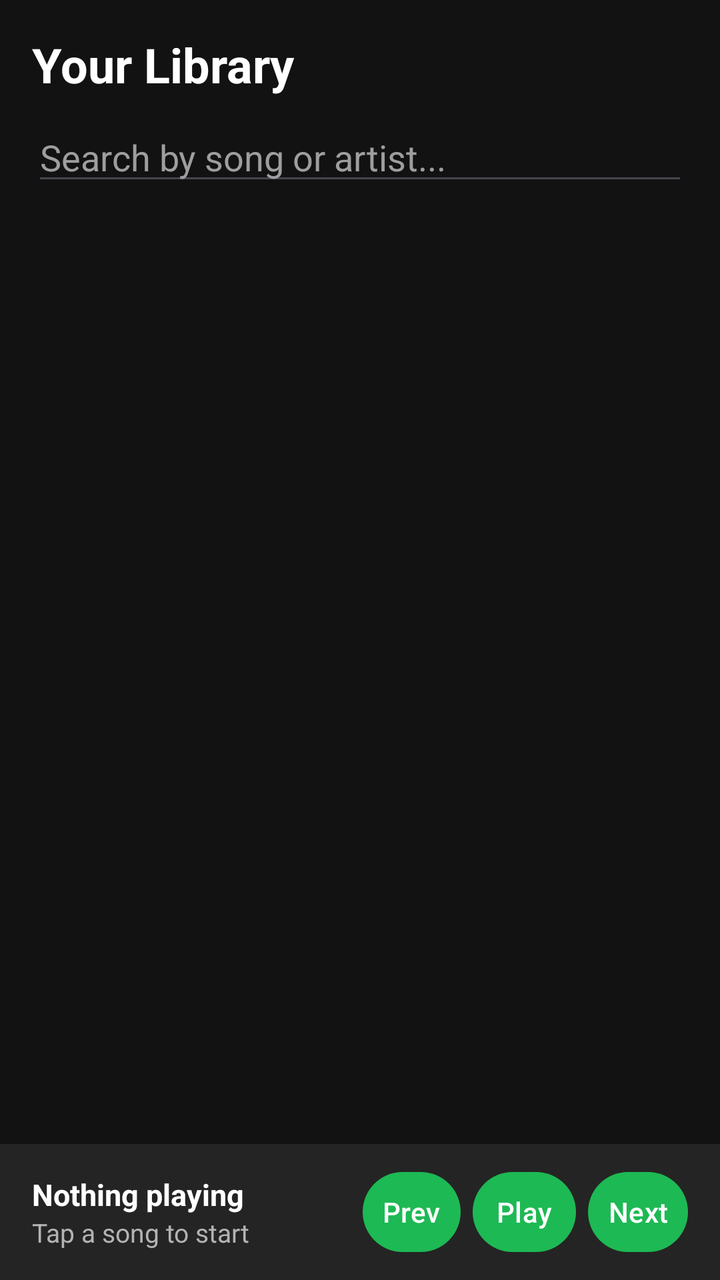
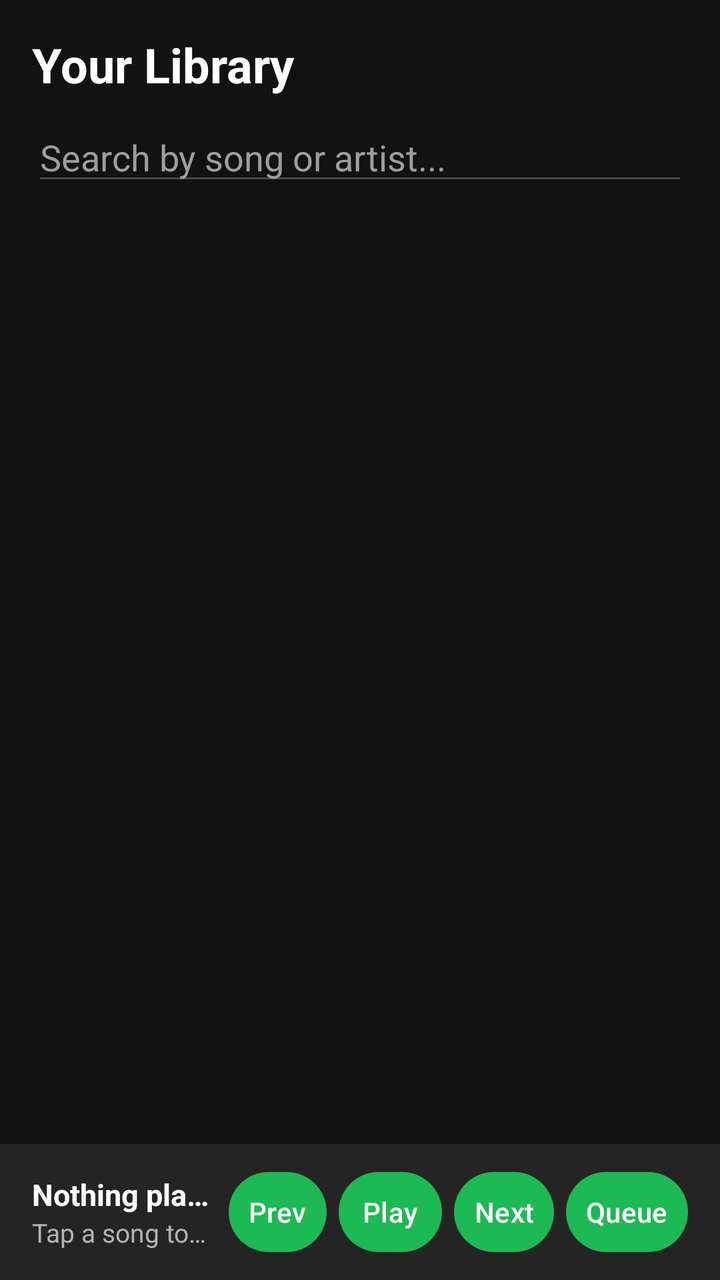

Compare the two renders of this Android layout. The source of the first and the diff that turns it into the second are given below.
<!-- AndroidManifest.xml: application theme Theme.Harmony -->
<!-- res/layout/activity_library.xml -->
<?xml version="1.0" encoding="utf-8"?>
<androidx.constraintlayout.widget.ConstraintLayout
    xmlns:android="http://schemas.android.com/apk/res/android"
    xmlns:app="http://schemas.android.com/apk/res-auto"
    android:id="@+id/libraryMain"
    android:layout_width="match_parent"
    android:layout_height="match_parent"
    android:background="#121212">

    <TextView
        android:id="@+id/libraryHeader"
        android:layout_width="wrap_content"
        android:layout_height="wrap_content"
        android:layout_margin="16dp"
        android:text="Your Library"
        android:textColor="#FFFFFF"
        android:textSize="24sp"
        android:textStyle="bold"
        app:layout_constraintStart_toStartOf="parent"
        app:layout_constraintTop_toTopOf="parent" />

    <EditText
        android:id="@+id/searchInput"
        android:layout_width="0dp"
        android:layout_height="wrap_content"
        android:layout_marginHorizontal="16dp"
        android:layout_marginTop="8dp"
        android:hint="Search by song or artist..."
        android:inputType="text"
        android:maxLines="1"
        android:textColor="#FFFFFF"
        android:textColorHint="#9E9E9E"
        app:layout_constraintEnd_toEndOf="parent"
        app:layout_constraintStart_toStartOf="parent"
        app:layout_constraintTop_toBottomOf="@id/libraryHeader" />

    <androidx.recyclerview.widget.RecyclerView
        android:id="@+id/songsRecyclerView"
        android:layout_width="0dp"
        android:layout_height="0dp"
        android:layout_marginTop="12dp"
        app:layout_constraintBottom_toTopOf="@id/miniPlayerBar"
        app:layout_constraintEnd_toEndOf="parent"
        app:layout_constraintStart_toStartOf="parent"
        app:layout_constraintTop_toBottomOf="@id/searchInput" />

    <LinearLayout
        android:id="@+id/miniPlayerBar"
        android:layout_width="0dp"
        android:layout_height="wrap_content"
        android:background="#242424"
        android:gravity="center_vertical"
        android:orientation="horizontal"
        android:paddingHorizontal="16dp"
        android:paddingVertical="10dp"
        app:layout_constraintBottom_toBottomOf="parent"
        app:layout_constraintEnd_toEndOf="parent"
        app:layout_constraintStart_toStartOf="parent">

        <LinearLayout
            android:layout_width="0dp"
            android:layout_height="wrap_content"
            android:layout_weight="1"
            android:orientation="vertical"
            android:paddingEnd="8dp">

            <TextView
                android:id="@+id/miniSongTitle"
                android:layout_width="match_parent"
                android:layout_height="wrap_content"
                android:ellipsize="end"
                android:maxLines="1"
                android:text="Nothing playing"
                android:textColor="#FFFFFF"
                android:textSize="15sp"
                android:textStyle="bold" />

            <TextView
                android:id="@+id/miniSongArtist"
                android:layout_width="match_parent"
                android:layout_height="wrap_content"
                android:ellipsize="end"
                android:maxLines="1"
                android:text="Tap a song to start"
                android:textColor="#B3B3B3"
                android:textSize="13sp" />
        </LinearLayout>

        <Button
            android:id="@+id/prevButton"
            android:layout_width="wrap_content"
            android:layout_height="wrap_content"
            android:minWidth="0dp"
            android:paddingHorizontal="10dp"
            android:text="Prev" />

        <Button
            android:id="@+id/playPauseButton"
            android:layout_width="wrap_content"
            android:layout_height="wrap_content"
            android:layout_marginHorizontal="6dp"
            android:minWidth="0dp"
            android:paddingHorizontal="12dp"
            android:text="Play" />

        <Button
            android:id="@+id/nextButton"
            android:layout_width="wrap_content"
            android:layout_height="wrap_content"
            android:minWidth="0dp"
            android:paddingHorizontal="10dp"
            android:text="Next" />

    </LinearLayout>

</androidx.constraintlayout.widget.ConstraintLayout>
<!-- resources referenced by this layout -->
<resources>
  <style name="Theme.Harmony" parent="Base.Theme.Harmony" />
  <style name="Base.Theme.Harmony" parent="Theme.Material3.DayNight.NoActionBar"> 
          
           <item name="colorPrimary">@color/spotify_green</item>
          <item name="colorSecondary">@color/spotify_black_dark</item>
          <item name="colorSecondaryVariant">@color/spotify_black_light</item>
      </style>
  <color name="spotify_green">#1DB954</color>
  <color name="spotify_black_dark">#121212</color>
  <color name="spotify_black_light">#212121</color>
</resources>

<!-- the commit's change to res/layout/activity_library.xml (unified diff, before → after) -->
@@ -111,6 +111,15 @@
             android:paddingHorizontal="10dp"
             android:text="Next" />
 
+        <Button
+            android:id="@+id/queueButton"
+            android:layout_width="wrap_content"
+            android:layout_height="wrap_content"
+            android:layout_marginStart="6dp"
+            android:minWidth="0dp"
+            android:paddingHorizontal="10dp"
+            android:text="Queue" />
+
     </LinearLayout>
 
 </androidx.constraintlayout.widget.ConstraintLayout>
